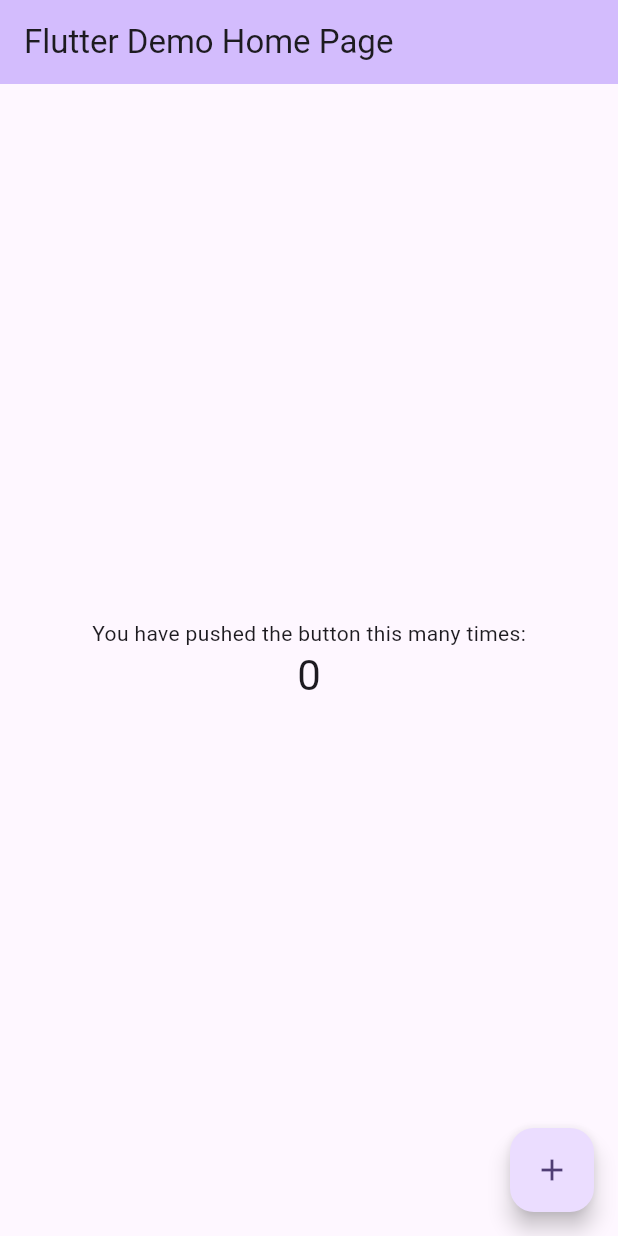
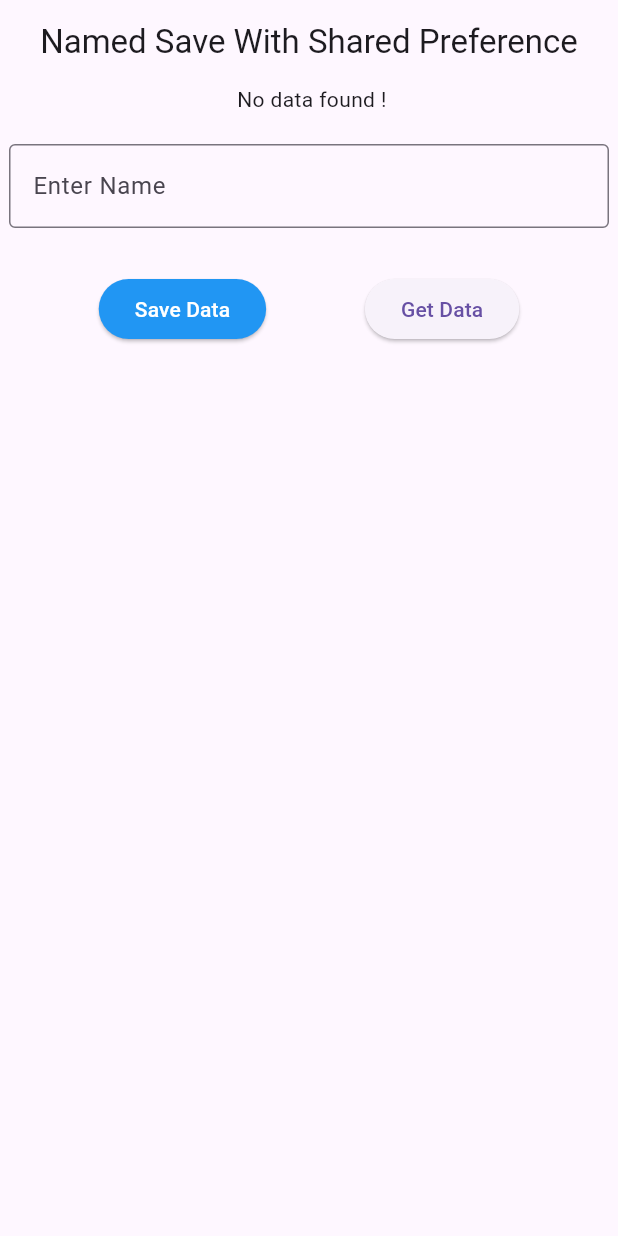
Before and after one commit to RupakFlutterDeveloper/namesaverwith_sharedpref, a Flutter app: the screen it shows after launch, on a phone screen of 412 x 824 dp. Run offline on Flutter 3.47's test engine with Material 3 defaults, Android fonts, the light colour scheme and no system bars; our stand-ins replace shared_preferences.

Commit message:
currently show data

```diff
--- /dev/null
+++ b/lib/homepage.dart
@@ -0,0 +1,91 @@
+import 'package:flutter/material.dart';
+import 'package:shared_preferences/shared_preferences.dart';
+
+class Homepage extends StatefulWidget {
+  @override
+  State<Homepage> createState() => _HomepageState();
+}
+
+class _HomepageState extends State<Homepage> {
+  TextEditingController nameController = TextEditingController();
+
+  String? name;
+
+  //Set Name
+  Future<void> setName() async {
+    SharedPreferences prefs = await SharedPreferences.getInstance();
+    prefs.setString("name", nameController.text);
+    print("${nameController.text}"); //cross check value save or not
+  }
+
+  //get value
+  Future<void> getName() async {
+    SharedPreferences prefs = await SharedPreferences.getInstance();
+    setState(() {
+      name = prefs.getString("name") ?? " No data found !";
+    });
+  }
+
+  @override
+  void initState() {
+    getName();
+  }
+
+  @override
+  void dispose() {
+    nameController.dispose();
+  }
+
+  @override
+  Widget build(BuildContext context) {
+    return Scaffold(
+      appBar: AppBar(
+        title: Text("Named Save With Shared Preference"),
+        centerTitle: true,
+      ),
+      body: Center(
+        child: Column(
+          crossAxisAlignment: CrossAxisAlignment.center,
+          children: [
+            Text("${name}"),
+            SizedBox(
+              height: 20,
+            ),
+            Container(
+                width: 400,
+                child: TextField(
+                  controller: nameController,
+                  decoration: InputDecoration(
+                    border: OutlineInputBorder(),
+                    labelText: 'Enter Name',
+                  ),
+                )),
+            SizedBox(
+              height: 30,
+            ),
+            Center(
+              child: Row(
+                mainAxisAlignment: MainAxisAlignment.spaceEvenly,
+                children: [
+                  ElevatedButton(
+                      style: ElevatedButton.styleFrom(
+                          backgroundColor: Colors.blue,
+                          foregroundColor: Colors.white),
+                      onPressed: () async {
+                        await setName();
+                      },
+                      child: Text("Save Data")),
+                  ElevatedButton(
+                      onPressed: () async {
+                        await getName();
+                      },
+                      child: Text("Get Data"))
+                ],
+              ),
+            )
+          ],
+        ),
+      ),
+    );
+  }
+}
--- a/lib/main.dart
+++ b/lib/main.dart
@@ -1,126 +1,16 @@
 import 'package:flutter/material.dart';
+import 'package:namesaverwith_sharedpref/homepage.dart';
 
 void main() {
-  runApp(const MyApp());
+  runApp(myApp());
 }
 
-//rupak
-class MyApp extends StatelessWidget {
-  const MyApp({super.key});
-
-  // This widget is the root of your application.
+class myApp extends StatelessWidget {
   @override
   Widget build(BuildContext context) {
     return MaterialApp(
-      title: 'Flutter Demo',
-      theme: ThemeData(
-        // This is the theme of your application.
-        //
-        // TRY THIS: Try running your application with "flutter run". You'll see
-        // the application has a purple toolbar. Then, without quitting the app,
-        // try changing the seedColor in the colorScheme below to Colors.green
-        // and then invoke "hot reload" (save your changes or press the "hot
-        // reload" button in a Flutter-supported IDE, or press "r" if you used
-        // the command line to start the app).
-        //
-        // Notice that the counter didn't reset back to zero; the application
-        // state is not lost during the reload. To reset the state, use hot
-        // restart instead.
-        //
-        // This works for code too, not just values: Most code changes can be
-        // tested with just a hot reload.
-        colorScheme: ColorScheme.fromSeed(seedColor: Colors.deepPurple),
-        useMaterial3: true,
-      ),
-      home: const MyHomePage(title: 'Flutter Demo Home Page'),
+      debugShowCheckedModeBanner: false,
+      home: Homepage(),
     );
   }
 }
-
-class MyHomePage extends StatefulWidget {
-  const MyHomePage({super.key, required this.title});
-
-  // This widget is the home page of your application. It is stateful, meaning
-  // that it has a State object (defined below) that contains fields that affect
-  // how it looks.
-
-  // This class is the configuration for the state. It holds the values (in this
-  // case the title) provided by the parent (in this case the App widget) and
-  // used by the build method of the State. Fields in a Widget subclass are
-  // always marked "final".
-
-  final String title;
-
-  @override
-  State<MyHomePage> createState() => _MyHomePageState();
-}
-
-class _MyHomePageState extends State<MyHomePage> {
-  int _counter = 0;
-
-  void _incrementCounter() {
-    setState(() {
-      // This call to setState tells the Flutter framework that something has
-      // changed in this State, which causes it to rerun the build method below
-      // so that the display can reflect the updated values. If we changed
-      // _counter without calling setState(), then the build method would not be
-      // called again, and so nothing would appear to happen.
-      _counter++;
-    });
-  }
-
-  @override
-  Widget build(BuildContext context) {
-    // This method is rerun every time setState is called, for instance as done
-    // by the _incrementCounter method above.
-    //
-    // The Flutter framework has been optimized to make rerunning build methods
-    // fast, so that you can just rebuild anything that needs updating rather
-    // than having to individually change instances of widgets.
-    return Scaffold(
-      appBar: AppBar(
-        // TRY THIS: Try changing the color here to a specific color (to
-        // Colors.amber, perhaps?) and trigger a hot reload to see the AppBar
-        // change color while the other colors stay the same.
-        backgroundColor: Theme.of(context).colorScheme.inversePrimary,
-        // Here we take the value from the MyHomePage object that was created by
-        // the App.build method, and use it to set our appbar title.
-        title: Text(widget.title),
-      ),
-      body: Center(
-        // Center is a layout widget. It takes a single child and positions it
-        // in the middle of the parent.
-        child: Column(
-          // Column is also a layout widget. It takes a list of children and
-          // arranges them vertically. By default, it sizes itself to fit its
-          // children horizontally, and tries to be as tall as its parent.
-          //
-          // Column has various properties to control how it sizes itself and
-          // how it positions its children. Here we use mainAxisAlignment to
-          // center the children vertically; the main axis here is the vertical
-          // axis because Columns are vertical (the cross axis would be
-          // horizontal).
-          //
-          // TRY THIS: Invoke "debug painting" (choose the "Toggle Debug Paint"
-          // action in the IDE, or press "p" in the console), to see the
-          // wireframe for each widget.
-          mainAxisAlignment: MainAxisAlignment.center,
-          children: <Widget>[
-            const Text(
-              'You have pushed the button this many times:',
-            ),
-            Text(
-              '$_counter',
-              style: Theme.of(context).textTheme.headlineMedium,
-            ),
-          ],
-        ),
-      ),
-      floatingActionButton: FloatingActionButton(
-        onPressed: _incrementCounter,
-        tooltip: 'Increment',
-        child: const Icon(Icons.add),
-      ), // This trailing comma makes auto-formatting nicer for build methods.
-    );
-  }
-}
--- a/pubspec.yaml
+++ b/pubspec.yaml
@@ -35,6 +35,7 @@ dependencies:
   # The following adds the Cupertino Icons font to your application.
   # Use with the CupertinoIcons class for iOS style icons.
   cupertino_icons: ^1.0.6
+  shared_preferences: ^2.3.2
 
 dev_dependencies:
   flutter_test:
@@ -45,7 +46,7 @@ dev_dependencies:
   # activated in the `analysis_options.yaml` file located at the root of your
   # package. See that file for information about deactivating specific lint
   # rules and activating additional ones.
-  flutter_lints: ^3.0.0
+  # flutter_lints: ^3.0.0
 
 # For information on the generic Dart part of this file, see the
 # following page: https://dart.dev/tools/pub/pubspec
```
Also changed, not shown: pubspec.lock, 1 other file.
